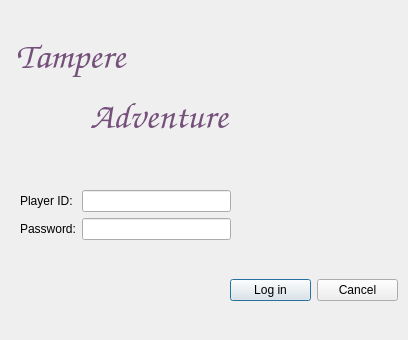
Qt form Game/login.ui (junyuan-fang/2D-game) before a commit.
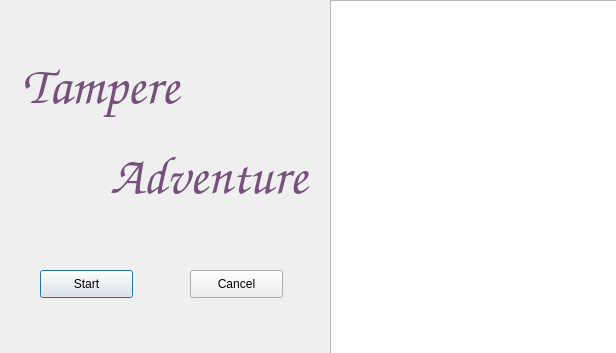
The same form after that commit. Icons and pictures are not drawn.

Patch:
```diff
--- a/Game/login.ui
+++ b/Game/login.ui
@@ -6,64 +6,44 @@
    <rect>
     <x>0</x>
     <y>0</y>
-    <width>408</width>
-    <height>340</height>
+    <width>616</width>
+    <height>353</height>
    </rect>
   </property>
+  <property name="sizePolicy">
+   <sizepolicy hsizetype="Fixed" vsizetype="Ignored">
+    <horstretch>0</horstretch>
+    <verstretch>0</verstretch>
+   </sizepolicy>
+  </property>
+  <property name="cursor">
+   <cursorShape>ClosedHandCursor</cursorShape>
+  </property>
   <property name="windowTitle">
    <string>Dialog</string>
   </property>
-  <property name="styleSheet">
-   <string notr="true">color: rgb(0, 0, 0);</string>
-  </property>
-  <widget class="QWidget" name="formLayoutWidget">
-   <property name="geometry">
-    <rect>
-     <x>20</x>
-     <y>190</y>
-     <width>211</width>
-     <height>81</height>
-    </rect>
-   </property>
-   <layout class="QFormLayout" name="formLayout">
-    <item row="0" column="0">
-     <widget class="QLabel" name="idLabel">
-      <property name="text">
-       <string>Player ID:</string>
-      </property>
-     </widget>
-    </item>
-    <item row="1" column="0">
-     <widget class="QLabel" name="passwordLabel">
-      <property name="text">
-       <string>Password:</string>
-      </property>
-     </widget>
-    </item>
-    <item row="0" column="1">
-     <widget class="QLineEdit" name="idEdit"/>
-    </item>
-    <item row="1" column="1">
-     <widget class="QLineEdit" name="passwordEdit"/>
-    </item>
-   </layout>
-  </widget>
   <widget class="QLabel" name="titleLabel1">
    <property name="enabled">
     <bool>true</bool>
    </property>
    <property name="geometry">
     <rect>
-     <x>10</x>
-     <y>30</y>
-     <width>121</width>
-     <height>51</height>
+     <x>0</x>
+     <y>40</y>
+     <width>201</width>
+     <height>91</height>
     </rect>
    </property>
+   <property name="sizePolicy">
+    <sizepolicy hsizetype="Fixed" vsizetype="Fixed">
+     <horstretch>0</horstretch>
+     <verstretch>0</verstretch>
+    </sizepolicy>
+   </property>
    <property name="font">
     <font>
      <family>Z003</family>
-     <pointsize>28</pointsize>
+     <pointsize>40</pointsize>
      <weight>75</weight>
      <italic>true</italic>
      <bold>true</bold>
@@ -91,16 +71,22 @@
   <widget class="QLabel" name="titleLabel2">
    <property name="geometry">
     <rect>
-     <x>90</x>
-     <y>90</y>
-     <width>151</width>
+     <x>110</x>
+     <y>150</y>
+     <width>211</width>
      <height>51</height>
     </rect>
    </property>
+   <property name="sizePolicy">
+    <sizepolicy hsizetype="Fixed" vsizetype="Fixed">
+     <horstretch>0</horstretch>
+     <verstretch>0</verstretch>
+    </sizepolicy>
+   </property>
    <property name="font">
     <font>
      <family>Z003</family>
-     <pointsize>28</pointsize>
+     <pointsize>40</pointsize>
      <weight>75</weight>
      <italic>true</italic>
      <bold>true</bold>
@@ -113,47 +99,44 @@
     <string>Adventure</string>
    </property>
   </widget>
-  <widget class="QLabel" name="imageLabel">
+  <widget class="QGraphicsView" name="graphicsView">
    <property name="geometry">
     <rect>
-     <x>230</x>
-     <y>-30</y>
-     <width>181</width>
-     <height>321</height>
+     <x>330</x>
+     <y>0</y>
+     <width>290</width>
+     <height>361</height>
     </rect>
    </property>
    <property name="styleSheet">
-    <string notr="true">image: url(:/images/images/tampere.png);</string>
+    <string notr="true">background-image: url(:/otherImage/images/tampere.png);</string>
    </property>
+  </widget>
+  <widget class="QPushButton" name="startButton">
+   <property name="geometry">
+    <rect>
+     <x>40</x>
+     <y>270</y>
+     <width>93</width>
+     <height>28</height>
+    </rect>
+   </property>
    <property name="text">
-    <string/>
+    <string>Start</string>
    </property>
   </widget>
-  <widget class="QWidget" name="horizontalLayoutWidget">
+  <widget class="QPushButton" name="cancelButton">
    <property name="geometry">
     <rect>
-     <x>230</x>
-     <y>250</y>
-     <width>168</width>
-     <height>80</height>
+     <x>190</x>
+     <y>270</y>
+     <width>93</width>
+     <height>28</height>
     </rect>
    </property>
-   <layout class="QHBoxLayout" name="horizontalLayout">
-    <item>
-     <widget class="QPushButton" name="loginButton">
-      <property name="text">
-       <string>Log in</string>
-      </property>
-     </widget>
-    </item>
-    <item>
-     <widget class="QPushButton" name="cancelButton">
-      <property name="text">
-       <string>Cancel</string>
-      </property>
-     </widget>
-    </item>
-   </layout>
+   <property name="text">
+    <string>Cancel</string>
+   </property>
   </widget>
  </widget>
  <resources/>
```
